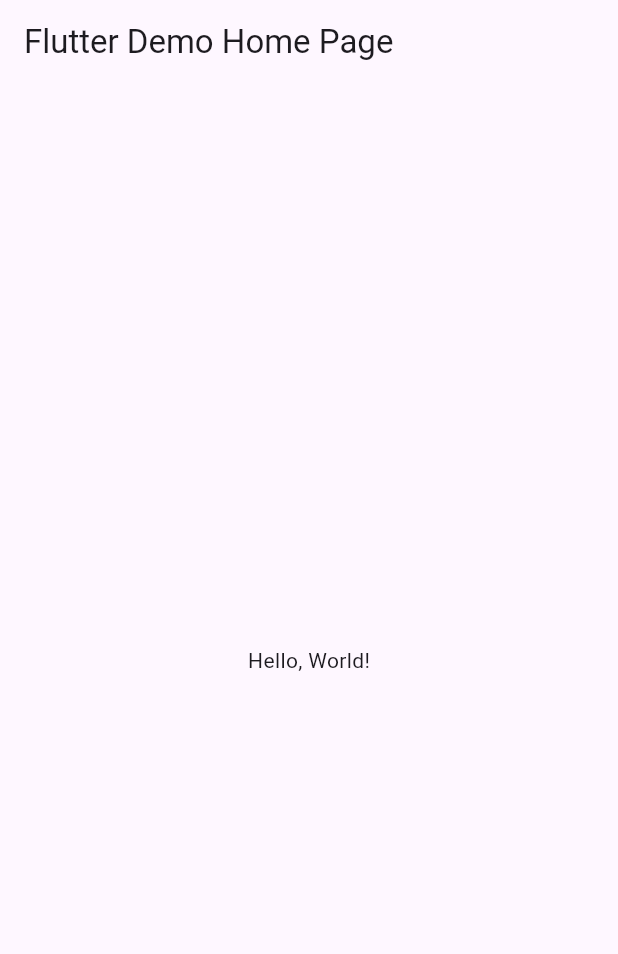
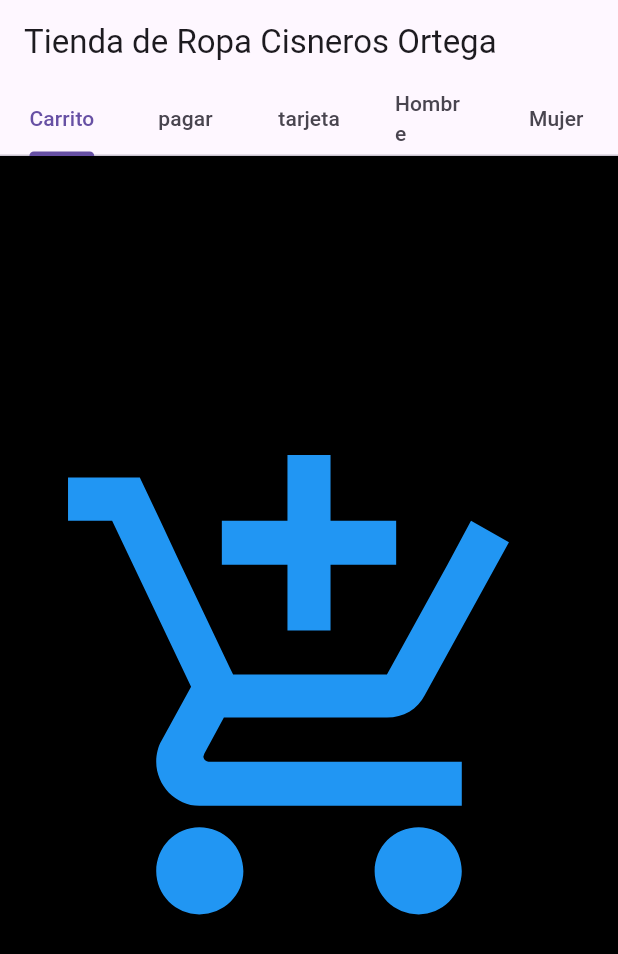
Before and after one commit to aecortega/p11-b-tabbar-6J, a Flutter app: the screen it shows after launch, on a phone screen of 412 x 824 dp. Shown: the top 954 px of the screen. Run offline on Flutter 3.47's test engine with Material 3 defaults, Android fonts, the phone set to English and light mode, and no system bars.

```diff
--- a/lib/main.dart
+++ b/lib/main.dart
@@ -1,41 +1,67 @@
 import 'package:flutter/material.dart';
 
-void main() => runApp(MyApp());
+void main() => runApp(AppTabBar());
 
-class MyApp extends StatelessWidget {
-  const MyApp({super.key});
-  // This widget is the root of your application.
+class AppTabBar extends StatelessWidget {
+  const AppTabBar({Key? key}) : super(key: key);
+
   @override
   Widget build(BuildContext context) {
     return MaterialApp(
-      // Application name
-      title: 'Flutter Hello World',
-      // Application theme data, you can set the colors for the application as
-      // you want
+      title: "Ejemplo TabBar",
       theme: ThemeData(
-        // useMaterial3: true,
-        primarySwatch: Colors.blue,
+        primarySwatch: Colors.grey,
       ),
-      // A widget which will be started on application startup
-      home: MyHomePage(title: 'Flutter Demo Home Page'),
+      home: const MiPaginaInicial(),
     );
   }
 }
 
-class MyHomePage extends StatelessWidget {
-  final String title;
-  const MyHomePage({super.key, required this.title});
+class MiPaginaInicial extends StatefulWidget {
+  const MiPaginaInicial({Key? key}) : super(key: key);
 
   @override
+  State<MiPaginaInicial> createState() => _MiPaginaInicialState();
+}
+
+class _MiPaginaInicialState extends State<MiPaginaInicial> {
+  @override
   Widget build(BuildContext context) {
-    return Scaffold(
-      appBar: AppBar(
-        // The title text which will be shown on the action bar
-        title: Text(title),
-      ),
-      body: Center(
-        child: Text(
-          'Hello, World!',
+    return DefaultTabController(
+      length: 5,
+      child: Scaffold(
+        backgroundColor: Colors.black,
+        appBar: AppBar(
+          title: const Text("Tienda de Ropa Cisneros Ortega"),
+          bottom: const TabBar(
+            tabs: [
+              Tab(child: Text('Carrito')),
+              Tab(child: Text('pagar')),
+              Tab(child: Text('tarjeta')),
+              Tab(child: Text('Hombre')),
+              Tab(child: Text('Mujer')),
+            ],
+          ),
+        ),
+        body: const TabBarView(
+          children: <Widget>[
+            Center(
+              child:
+                  Icon(Icons.add_shopping_cart, color: Colors.blue, size: 350),
+            ),
+            Center(
+              child: Icon(Icons.money, color: Colors.green, size: 350),
+            ),
+            Center(
+              child: Icon(Icons.payment, color: Colors.yellow, size: 350),
+            ),
+            Center(
+              child: Icon(Icons.boy, color: Colors.brown, size: 350),
+            ),
+            Center(
+              child: Icon(Icons.woman, color: Colors.pink, size: 350),
+            ),
+          ],
         ),
       ),
     );
```
